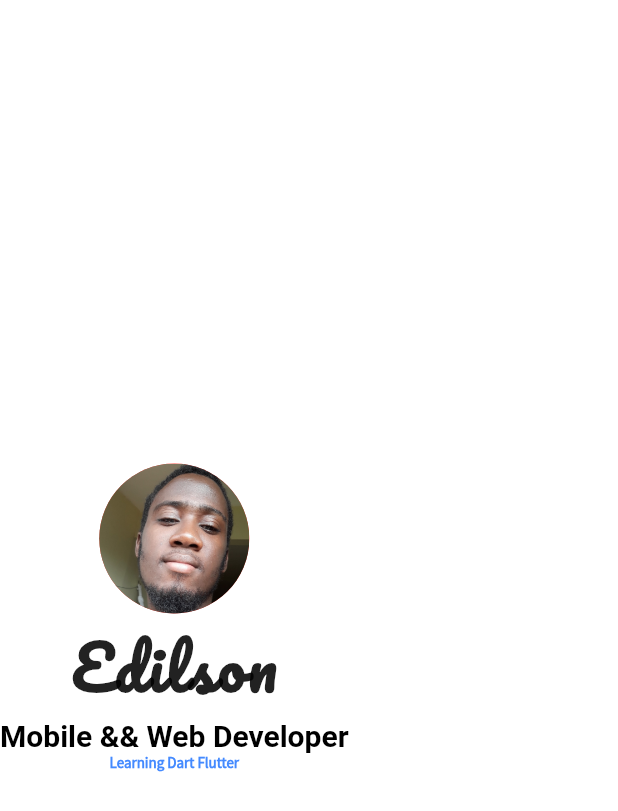
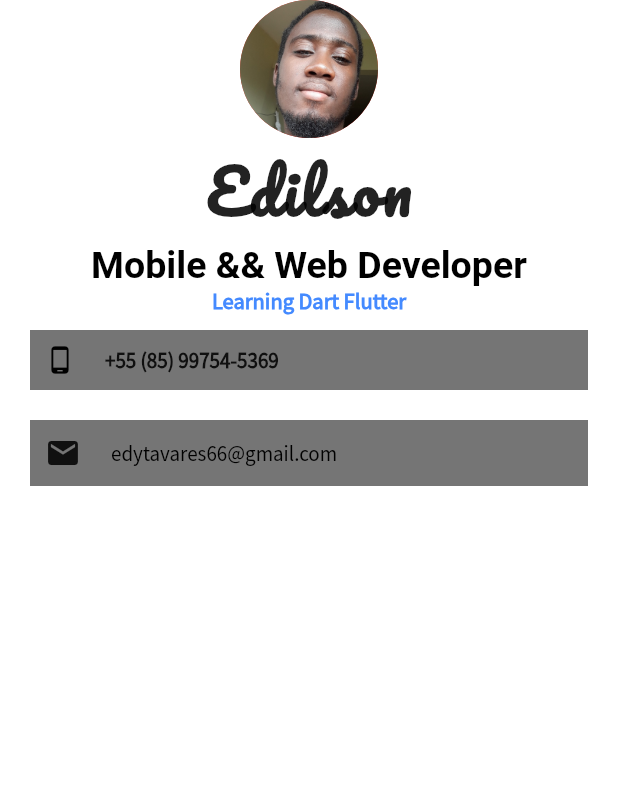
Before and after one commit to edilson14/mi_card_flutter, a Flutter app: the screen it shows after launch, on a phone screen of 412 x 824 dp. Shown: the top 811 px of the screen. Run offline on Flutter 3.47's test engine with Material 2 defaults, Android fonts, the phone set to English and light mode, and no system bars; Roboto replaces fonts that are missing (SourceSansPro).

Commit message:
using icons

```diff
--- a/lib/main.dart
+++ b/lib/main.dart
@@ -13,10 +13,9 @@ class MiCard extends StatelessWidget {
         backgroundColor: Colors.white,
         body: SafeArea(
             child: Column(
-          mainAxisAlignment: MainAxisAlignment.center,
           children: <Widget>[
             CircleAvatar(
-              radius: 50.0,
+              radius: 46.0,
               backgroundColor: Colors.red,
               backgroundImage: AssetImage('images/profile.jpeg'),
             ),
@@ -35,7 +34,7 @@ class MiCard extends StatelessWidget {
               style: TextStyle(
                 color: Colors.black,
                 fontFamily: 'SourceSansPro',
-                fontSize: 20.0,
+                fontSize: 25.0,
                 fontWeight: FontWeight.bold,
               ),
             ),
@@ -44,10 +43,56 @@ class MiCard extends StatelessWidget {
               style: TextStyle(
                 color: Colors.blueAccent,
                 fontFamily: 'Source Sans Pro',
-                fontSize: 10.0,
+                fontSize: 15.0,
                 fontWeight: FontWeight.bold,
               ),
             ),
+            Container(
+              color: Colors.black54,
+              padding: EdgeInsets.all(10),
+              margin: EdgeInsets.symmetric(vertical: 10, horizontal: 20),
+              child: Row(
+                children: <Widget>[
+                  Icon(
+                    Icons.phone_android,
+                    size: 20,
+                    color: Colors.black,
+                  ),
+                  SizedBox(
+                    width: 20.0,
+                  ),
+                  Text(
+                    '+55 (85) 99754-5369',
+                    style: TextStyle(
+                      fontFamily: 'Source Sans Pro',
+                      fontWeight: FontWeight.bold,
+                    ),
+                  ),
+                ],
+              ),
+            ),
+            Container(
+              color: Colors.black54,
+              padding: EdgeInsets.all(10),
+              margin: EdgeInsets.symmetric(vertical: 10, horizontal: 20),
+              child: Row(
+                children: <Widget>[
+                  Icon(
+                    Icons.email,
+                  ),
+                  SizedBox(
+                    width: 20.0,
+                  ),
+                  Text(
+                    'edytavares66@gmail.com',
+                    style: TextStyle(
+                      color: Colors.black,
+                      fontFamily: 'Source Sans Pro',
+                    ),
+                  )
+                ],
+              ),
+            )
           ],
         )),
       ),
```
